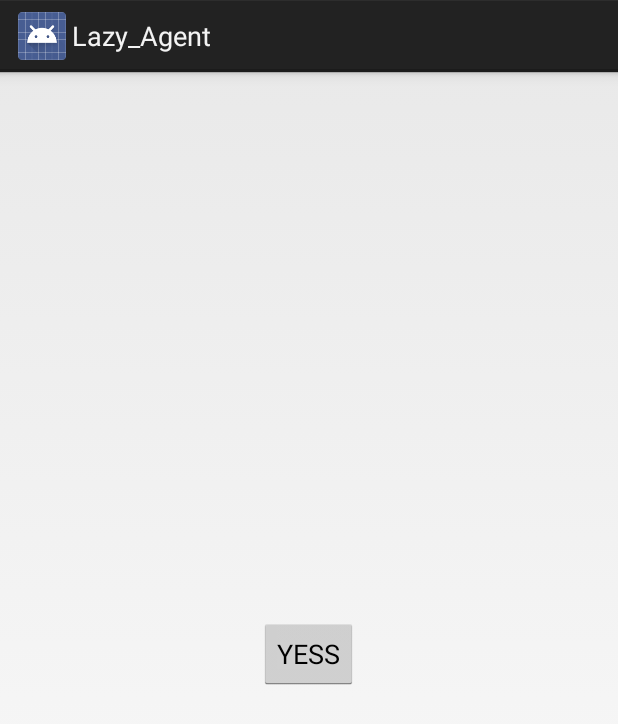
After one commit to violetine/Lazy_Agent, an Android app: the layout test_antras_pirmas.xml on its own in the app's theme, with its tools: preview values and no code run, on a phone screen of 412 x 824 dp. The commit adds this screen. Shown: the top 724 px of the screen. Run offline under Robolectric (Android 15) with nearby library versions, the phone set to English and light mode, and no system bars.

Commit message:
visi like pakeitimai

```diff
--- a/app/build.gradle
+++ b/app/build.gradle
@@ -20,5 +20,6 @@ android {
 }
 
 dependencies {
+    compile "com.android.support:support-v4:19.+"
     compile fileTree(dir: 'libs', include: ['*.jar'])
 }
--- a/app/src/main/AndroidManifest.xml
+++ b/app/src/main/AndroidManifest.xml
@@ -8,7 +8,7 @@
         android:label="@string/app_name"
         android:theme="@style/AppTheme" >
         <activity
-            android:name=".MyActivity"
+            android:name=".TestAntrasLangas"
             android:label="@string/app_name" >
             <intent-filter>
                 <action android:name="android.intent.action.MAIN" />
@@ -16,7 +16,7 @@
                 <category android:name="android.intent.category.LAUNCHER" />
             </intent-filter>
         </activity>
-        <activity android:name=".PirmasLangas"/>
+        <activity android:name=".MyActivity"/>
     </application>
 
 </manifest>
--- a/app/src/main/res/layout/pirmas_langas.xml
+++ b/app/src/main/res/layout/test_antras_langas.xml
@@ -4,5 +4,10 @@
     android:orientation="vertical" android:layout_width="match_parent"
     android:layout_height="match_parent">
 
+    <android.support.v4.view.ViewPager
+        xmlns:android="http://schemas.android.com/apk/res/android"
+        android:id="@+id/pager"
+        android:layout_width="match_parent"
+        android:layout_height="match_parent" />
 
 </LinearLayout>
--- /dev/null
+++ b/app/src/main/res/layout/test_antras_pirmas.xml
@@ -0,0 +1,13 @@
+<?xml version="1.0" encoding="utf-8"?>
+
+<LinearLayout xmlns:android="http://schemas.android.com/apk/res/android"
+    android:orientation="vertical" android:layout_width="match_parent"
+    android:layout_height="match_parent"
+    android:gravity="center">
+
+    <Button
+        android:layout_width="wrap_content"
+        android:layout_height="wrap_content"
+        android:text="YESS"/>
+
+</LinearLayout>
```
Also changed, not shown: app/src/main/java/com/example/me/lazy_agent/PirmasLangas.java (deleted, +0 -17 lines), app/src/main/java/com/example/me/lazy_agent/TestAntrasLangas.java (added, +106 -0 lines), app/src/main/res/layout/test_antras_antras.xml (added, +8 -0 lines), 1 other file.
